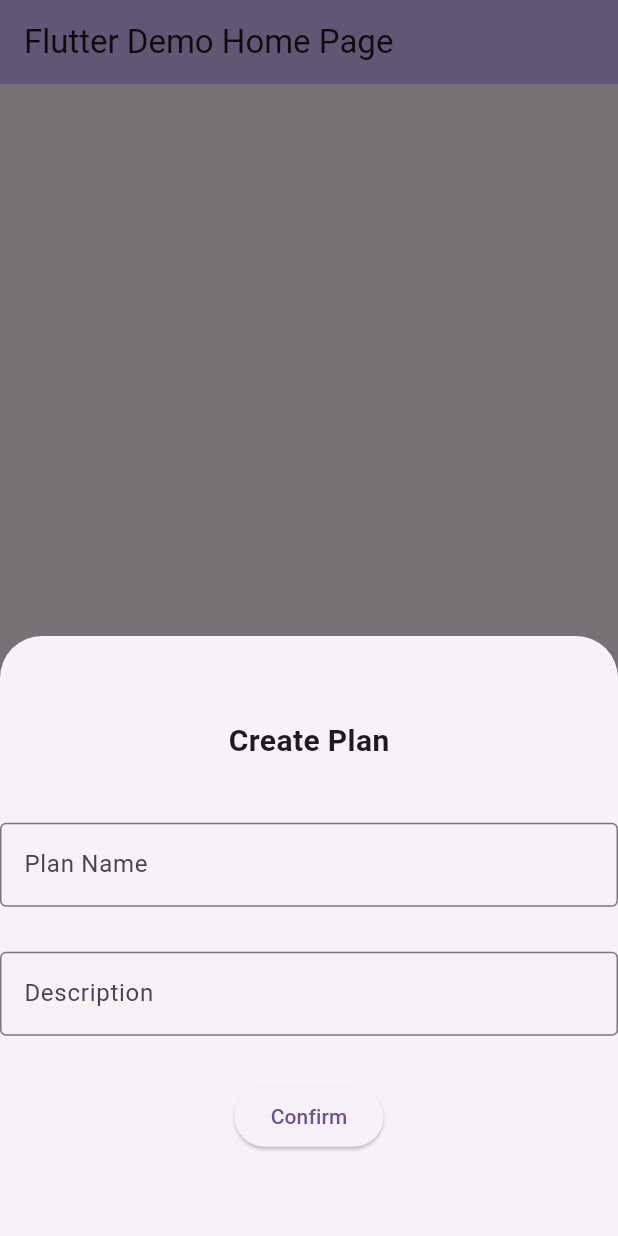
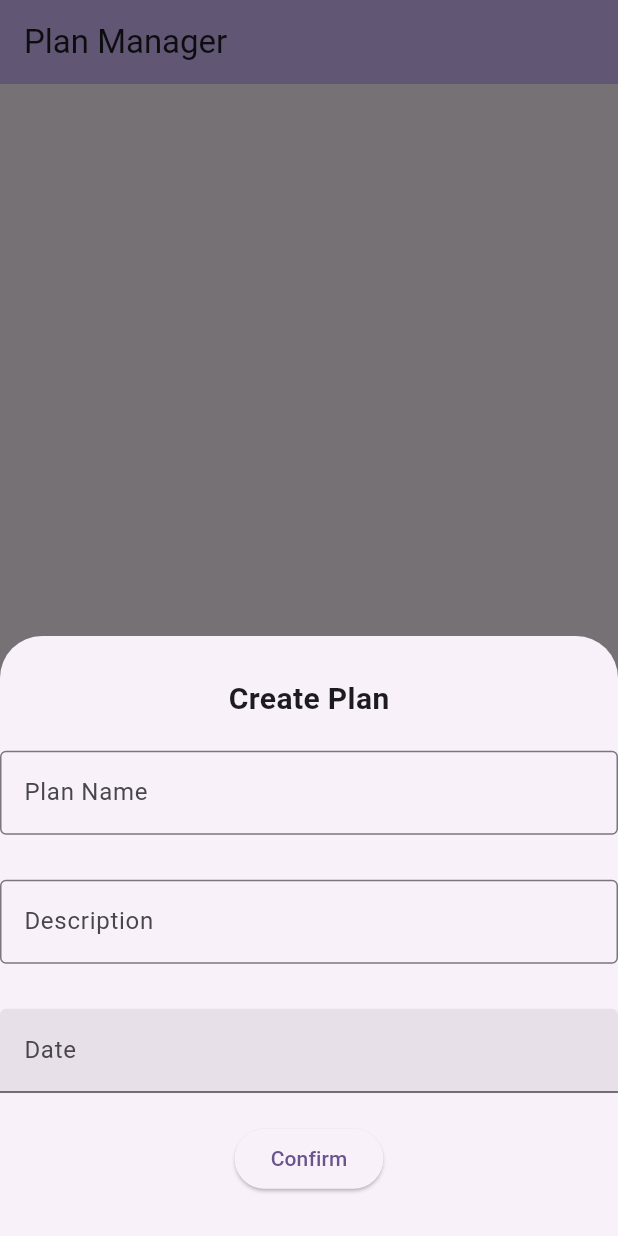
Before and after one commit to mnewby4/cw04, a Flutter app: the MyHomePage screen opened directly, after a tap on the "add" icon, on a phone screen of 412 x 824 dp. Run offline on Flutter 3.47's test engine with Material 3 defaults, Android fonts, the phone set to English and light mode, and no system bars.

Commit message:
added date picker to modal

```diff
--- a/lib/main.dart
+++ b/lib/main.dart
@@ -17,6 +17,7 @@ UI:
  */
 TextEditingController insertName = TextEditingController();
 TextEditingController insertDescription = TextEditingController();
+TextEditingController insertDate = TextEditingController();
 void main() {
   runApp(const MyApp());
 }
@@ -32,7 +33,7 @@ class MyApp extends StatelessWidget {
         colorScheme: ColorScheme.fromSeed(seedColor: Colors.deepPurple),
         useMaterial3: true,
       ),
-      home: const MyHomePage(title: 'Flutter Demo Home Page'),
+      home: const MyHomePage(title: 'Plan Manager'),
     );
   }
 }
@@ -50,8 +51,9 @@ class Plan {
   String planName;
   bool markComplete;
   String description;
+  String date;
 
-  Plan(this.planName, this.markComplete, this.description);
+  Plan(this.planName, this.markComplete, this.description, this.date);
 }
 
 class _PlanManagerScreen extends State<MyHomePage> {
@@ -59,7 +61,12 @@ class _PlanManagerScreen extends State<MyHomePage> {
 
   _createPlan() {
     setState(() {
-      _planList.add(Plan(insertName.text, false, insertDescription.text));
+      _planList.add(Plan(
+        insertName.text,
+        false,
+        insertDescription.text,
+        insertDate.text,
+      ));
     });
   }
 
@@ -99,7 +106,7 @@ class _PlanManagerScreen extends State<MyHomePage> {
                         'Create Plan',
                         style: TextStyle(fontWeight: FontWeight.bold, fontSize: 20)
                       ),
-                      SizedBox(height: 40.0),
+                      SizedBox(height: 20.0),
                       TextField(
                         obscureText: false,
                         decoration: const InputDecoration(
@@ -118,8 +125,25 @@ class _PlanManagerScreen extends State<MyHomePage> {
                         controller: insertDescription,
                       ),
                       SizedBox(height: 30.0),
+                      TextField(
+                        controller: insertDate,
+                        decoration: InputDecoration(
+                          labelText: 'Date',
+                          filled: true,
+
+                        ),
+                        readOnly: true,
+                        onTap: () {
+                          _selectDate();
+
+                        }
+                      ),
+                      SizedBox(height: 20.0),
                       ElevatedButton(
-                        onPressed: () { _createPlan; },
+                        onPressed: () {
+                          _createPlan;
+                          Navigator.pop(context);
+                        },
                         child: Text('Confirm'),
                       ),
                     ],
@@ -133,4 +157,18 @@ class _PlanManagerScreen extends State<MyHomePage> {
       ),
     );
   }
+
+  Future<void> _selectDate() async {
+    DateTime? _picked = await showDatePicker(
+      context: context,
+      initialDate: DateTime.now(),
+      firstDate: DateTime.utc(2025, DateTime.now().month, 1),
+      lastDate: DateTime.utc(2025, DateTime.now().month + 1, 0),
+    );
+    if (_picked != null) {
+      setState(() {
+        insertDate.text = _picked.toString().split(" ")[0];
+      });
+    }
+  }
 }
```
